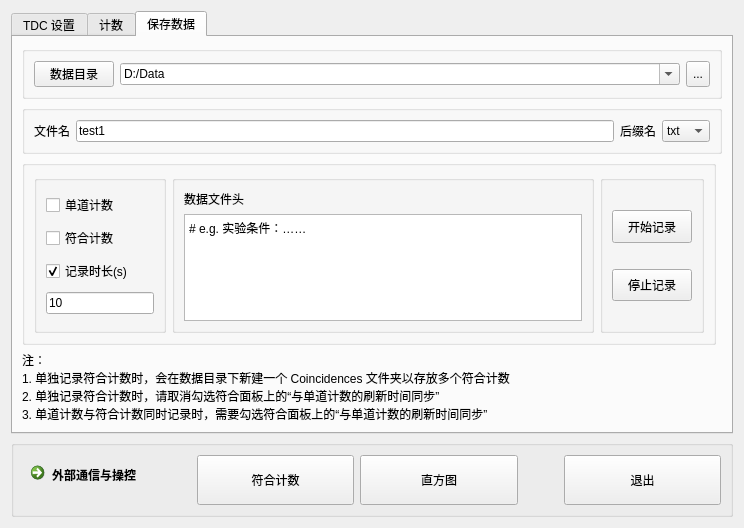
Old version of the form ui/widget.ui in the repository WhiteChimney/TDC-counter.
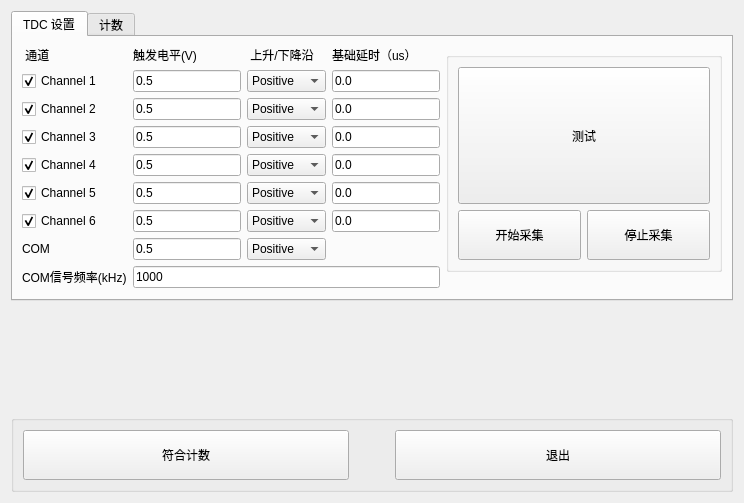
New version of the form. The open tabs and pages were chosen to show the change.

What changed in the file:
```diff
--- a/ui/widget.ui
+++ b/ui/widget.ui
@@ -24,7 +24,73 @@
        <string>TDC 设置</string>
       </attribute>
       <layout class="QGridLayout" name="gridLayout_3">
-       <item row="0" column="0" rowspan="6">
+       <item row="1" column="1">
+        <widget class="QGroupBox" name="groupBox_4">
+         <property name="sizePolicy">
+          <sizepolicy hsizetype="Preferred" vsizetype="Preferred">
+           <horstretch>0</horstretch>
+           <verstretch>0</verstretch>
+          </sizepolicy>
+         </property>
+         <property name="title">
+          <string/>
+         </property>
+         <layout class="QGridLayout" name="gridLayout_5">
+          <item row="1" column="2">
+           <widget class="QPushButton" name="buttonStopAcq">
+            <property name="sizePolicy">
+             <sizepolicy hsizetype="Expanding" vsizetype="Minimum">
+              <horstretch>0</horstretch>
+              <verstretch>0</verstretch>
+             </sizepolicy>
+            </property>
+            <property name="maximumSize">
+             <size>
+              <width>16777215</width>
+              <height>50</height>
+             </size>
+            </property>
+            <property name="text">
+             <string>停止采集</string>
+            </property>
+           </widget>
+          </item>
+          <item row="1" column="1">
+           <widget class="QPushButton" name="buttonStartAcquisition">
+            <property name="sizePolicy">
+             <sizepolicy hsizetype="Expanding" vsizetype="MinimumExpanding">
+              <horstretch>0</horstretch>
+              <verstretch>0</verstretch>
+             </sizepolicy>
+            </property>
+            <property name="maximumSize">
+             <size>
+              <width>16777215</width>
+              <height>50</height>
+             </size>
+            </property>
+            <property name="text">
+             <string>开始采集</string>
+            </property>
+           </widget>
+          </item>
+          <item row="0" column="1" colspan="2">
+           <widget class="QPushButton" name="buttonTest">
+            <property name="sizePolicy">
+             <sizepolicy hsizetype="Preferred" vsizetype="MinimumExpanding">
+              <horstretch>0</horstretch>
+              <verstretch>0</verstretch>
+             </sizepolicy>
+            </property>
+            <property name="text">
+             <string>测试</string>
+            </property>
+           </widget>
+          </item>
+         </layout>
+        </widget>
+       </item>
+       <item row="0" column="0" rowspan="5">
         <layout class="QGridLayout" name="gridLayout">
          <item row="3" column="2">
           <widget class="QComboBox" name="slopeCN2">
@@ -341,162 +407,6 @@
          </item>
         </layout>
        </item>
-       <item row="0" column="1">
-        <spacer name="horizontalSpacer">
-         <property name="orientation">
-          <enum>Qt::Horizontal</enum>
-         </property>
-         <property name="sizeType">
-          <enum>QSizePolicy::Fixed</enum>
-         </property>
-         <property name="sizeHint" stdset="0">
-          <size>
-           <width>40</width>
-           <height>20</height>
-          </size>
-         </property>
-        </spacer>
-       </item>
-       <item row="2" column="2">
-        <widget class="QGroupBox" name="groupBox_4">
-         <property name="sizePolicy">
-          <sizepolicy hsizetype="Preferred" vsizetype="Preferred">
-           <horstretch>0</horstretch>
-           <verstretch>0</verstretch>
-          </sizepolicy>
-         </property>
-         <property name="title">
-          <string/>
-         </property>
-         <layout class="QGridLayout" name="gridLayout_5">
-          <item row="1" column="2">
-           <widget class="QPushButton" name="buttonStopAcq">
-            <property name="sizePolicy">
-             <sizepolicy hsizetype="Expanding" vsizetype="Minimum">
-              <horstretch>0</horstretch>
-              <verstretch>0</verstretch>
-             </sizepolicy>
-            </property>
-            <property name="maximumSize">
-             <size>
-              <width>16777215</width>
-              <height>50</height>
-             </size>
-            </property>
-            <property name="text">
-             <string>停止采集</string>
-            </property>
-           </widget>
-          </item>
-          <item row="1" column="1">
-           <widget class="QPushButton" name="buttonStartAcquisition">
-            <property name="sizePolicy">
-             <sizepolicy hsizetype="Expanding" vsizetype="MinimumExpanding">
-              <horstretch>0</horstretch>
-              <verstretch>0</verstretch>
-             </sizepolicy>
-            </property>
-            <property name="maximumSize">
-             <size>
-              <width>16777215</width>
-              <height>50</height>
-             </size>
-            </property>
-            <property name="text">
-             <string>开始采集</string>
-            </property>
-           </widget>
-          </item>
-         </layout>
-        </widget>
-       </item>
-       <item row="0" column="2" rowspan="2">
-        <widget class="QGroupBox" name="groupBox">
-         <property name="sizePolicy">
-          <sizepolicy hsizetype="Preferred" vsizetype="Expanding">
-           <horstretch>0</horstretch>
-           <verstretch>0</verstretch>
-          </sizepolicy>
-         </property>
-         <property name="title">
-          <string>高级设置</string>
-         </property>
-         <layout class="QVBoxLayout" name="verticalLayout">
-          <item>
-           <layout class="QFormLayout" name="formLayout">
-            <item row="1" column="0">
-             <widget class="QCheckBox" name="checkboxEnableCountEvents">
-              <property name="sizePolicy">
-               <sizepolicy hsizetype="Preferred" vsizetype="Fixed">
-                <horstretch>0</horstretch>
-                <verstretch>0</verstretch>
-               </sizepolicy>
-              </property>
-              <property name="cursor">
-               <cursorShape>WhatsThisCursor</cursorShape>
-              </property>
-              <property name="text">
-               <string>Count Events (kHz)</string>
-              </property>
-             </widget>
-            </item>
-            <item row="1" column="1">
-             <widget class="QLineEdit" name="textCountEvents">
-              <property name="enabled">
-               <bool>false</bool>
-              </property>
-              <property name="text">
-               <string>10</string>
-              </property>
-              <property name="readOnly">
-               <bool>false</bool>
-              </property>
-             </widget>
-            </item>
-           </layout>
-          </item>
-          <item>
-           <widget class="QPushButton" name="buttonTempFilePath">
-            <property name="sizePolicy">
-             <sizepolicy hsizetype="Preferred" vsizetype="MinimumExpanding">
-              <horstretch>0</horstretch>
-              <verstretch>0</verstretch>
-             </sizepolicy>
-            </property>
-            <property name="text">
-             <string>打开临时文件目录</string>
-            </property>
-           </widget>
-          </item>
-          <item>
-           <widget class="QPushButton" name="buttonTest">
-            <property name="sizePolicy">
-             <sizepolicy hsizetype="Preferred" vsizetype="MinimumExpanding">
-              <horstretch>0</horstretch>
-              <verstretch>0</verstretch>
-             </sizepolicy>
-            </property>
-            <property name="text">
-             <string>测试</string>
-            </property>
-           </widget>
-          </item>
-          <item>
-           <widget class="QPushButton" name="buttonCheckUpdate">
-            <property name="sizePolicy">
-             <sizepolicy hsizetype="Minimum" vsizetype="MinimumExpanding">
-              <horstretch>0</horstretch>
-              <verstretch>0</verstretch>
-             </sizepolicy>
-            </property>
-            <property name="text">
-             <string>检查更新</string>
-            </property>
-           </widget>
-          </item>
-         </layout>
-        </widget>
-       </item>
       </layout>
      </widget>
      <widget class="QWidget" name="mainPage">
@@ -821,304 +731,6 @@
          </item>
         </layout>
        </item>
-       <item row="1" column="1">
-        <widget class="QLabel" name="label_10">
-         <property name="text">
-          <string>累计时间(s)</string>
-         </property>
-        </widget>
-       </item>
-      </layout>
-     </widget>
-     <widget class="QWidget" name="pageData">
-      <attribute name="title">
-       <string>保存数据</string>
-      </attribute>
-      <layout class="QGridLayout" name="gridLayout_6">
-       <item row="1" column="0" colspan="2">
-        <widget class="QGroupBox" name="groupBox_6">
-         <property name="title">
-          <string/>
-         </property>
-         <layout class="QHBoxLayout" name="horizontalLayout_3">
-          <item>
-           <widget class="QLabel" name="label_3">
-            <property name="text">
-             <string>文件名</string>
-            </property>
-           </widget>
-          </item>
-          <item>
-           <widget class="QLineEdit" name="textDataFileName">
-            <property name="text">
-             <string>test1</string>
-            </property>
-           </widget>
-          </item>
-          <item>
-           <widget class="QLabel" name="label_7">
-            <property name="text">
-             <string>后缀名</string>
-            </property>
-           </widget>
-          </item>
-          <item>
-           <widget class="QComboBox" name="comboDataFileSuffix">
-            <item>
-             <property name="text">
-              <string>txt</string>
-             </property>
-            </item>
-            <item>
-             <property name="text">
-              <string>dat</string>
-             </property>
-            </item>
-           </widget>
-          </item>
-         </layout>
-        </widget>
-       </item>
-       <item row="0" column="0" colspan="2">
-        <widget class="QGroupBox" name="groupBox_5">
-         <property name="title">
-          <string/>
-         </property>
-         <layout class="QHBoxLayout" name="horizontalLayout_4">
-          <item>
-           <widget class="QPushButton" name="buttonOpenDataDir">
-            <property name="text">
-             <string>数据目录</string>
-            </property>
-           </widget>
-          </item>
-          <item>
-           <widget class="QComboBox" name="textDataDirectory">
-            <property name="sizePolicy">
-             <sizepolicy hsizetype="Expanding" vsizetype="Fixed">
-              <horstretch>0</horstretch>
-              <verstretch>0</verstretch>
-             </sizepolicy>
-            </property>
-            <property name="editable">
-             <bool>true</bool>
-            </property>
-            <item>
-             <property name="text">
-              <string>D:/Data</string>
-             </property>
-            </item>
-           </widget>
-          </item>
-          <item>
-           <widget class="QToolButton" name="buttonDataDirectory">
-            <property name="sizePolicy">
-             <sizepolicy hsizetype="Fixed" vsizetype="Preferred">
-              <horstretch>0</horstretch>
-              <verstretch>0</verstretch>
-             </sizepolicy>
-            </property>
-            <property name="text">
-             <string>...</string>
-            </property>
-           </widget>
-          </item>
-         </layout>
-        </widget>
-       </item>
-       <item row="2" column="0">
-        <widget class="QGroupBox" name="groupBox_7">
-         <property name="sizePolicy">
-          <sizepolicy hsizetype="Expanding" vsizetype="Expanding">
-           <horstretch>0</horstretch>
-           <verstretch>0</verstretch>
-          </sizepolicy>
-         </property>
-         <property name="title">
-          <string/>
-         </property>
-         <layout class="QHBoxLayout" name="horizontalLayout_5">
-          <item>
-           <layout class="QGridLayout" name="gridLayout_7">
-            <item row="0" column="1">
-             <widget class="QGroupBox" name="groupBox_10">
-              <property name="sizePolicy">
-               <sizepolicy hsizetype="Expanding" vsizetype="Expanding">
-                <horstretch>0</horstretch>
-                <verstretch>0</verstretch>
-               </sizepolicy>
-              </property>
-              <property name="title">
-               <string/>
-              </property>
-              <layout class="QGridLayout" name="gridLayout_8">
-               <item row="1" column="0">
-                <widget class="QLabel" name="label_14">
-                 <property name="text">
-                  <string>数据文件头</string>
-                 </property>
-                </widget>
-               </item>
-               <item row="2" column="0">
-                <widget class="QPlainTextEdit" name="textMetaData">
-                 <property name="plainText">
-                  <string># e.g. 实验条件：……</string>
-                 </property>
-                </widget>
-               </item>
-              </layout>
-             </widget>
-            </item>
-            <item row="0" column="0">
-             <widget class="QGroupBox" name="groupBox_9">
-              <property name="sizePolicy">
-               <sizepolicy hsizetype="Preferred" vsizetype="Expanding">
-                <horstretch>0</horstretch>
-                <verstretch>0</verstretch>
-               </sizepolicy>
-              </property>
-              <property name="title">
-               <string/>
-              </property>
-              <layout class="QVBoxLayout" name="verticalLayout_4">
-               <item>
-                <widget class="QCheckBox" name="checkboxSCC">
-                 <property name="text">
-                  <string>单道计数</string>
-                 </property>
-                </widget>
-               </item>
-               <item>
-                <widget class="QCheckBox" name="checkboxCC">
-                 <property name="text">
-                  <string>符合计数</string>
-                 </property>
-                </widget>
-               </item>
-               <item>
-                <widget class="QCheckBox" name="checkboxRecordTime">
-                 <property name="text">
-                  <string>记录时长(s)</string>
-                 </property>
-                 <property name="checked">
-                  <bool>true</bool>
-                 </property>
-                </widget>
-               </item>
-               <item>
-                <widget class="QLineEdit" name="textRecordTime">
-                 <property name="sizePolicy">
-                  <sizepolicy hsizetype="Preferred" vsizetype="Fixed">
-                   <horstretch>0</horstretch>
-                   <verstretch>0</verstretch>
-                  </sizepolicy>
-                 </property>
-                 <property name="text">
-                  <string>10</string>
-                 </property>
-                </widget>
-               </item>
-              </layout>
-             </widget>
-            </item>
-            <item row="0" column="2">
-             <widget class="QGroupBox" name="groupBox_11">
-              <property name="title">
-               <string/>
-              </property>
-              <layout class="QVBoxLayout" name="verticalLayout_3">
-               <item>
-                <spacer name="verticalSpacer_9">
-                 <property name="orientation">
-                  <enum>Qt::Vertical</enum>
-                 </property>
-                 <property name="sizeType">
-                  <enum>QSizePolicy::Fixed</enum>
-                 </property>
-                 <property name="sizeHint" stdset="0">
-                  <size>
-                   <width>20</width>
-                   <height>20</height>
-                  </size>
-                 </property>
-                </spacer>
-               </item>
-               <item>
-                <widget class="QPushButton" name="buttonStartRecord">
-                 <property name="sizePolicy">
-                  <sizepolicy hsizetype="Minimum" vsizetype="Expanding">
-                   <horstretch>0</horstretch>
-                   <verstretch>0</verstretch>
-                  </sizepolicy>
-                 </property>
-                 <property name="text">
-                  <string>开始记录</string>
-                 </property>
-                </widget>
-               </item>
-               <item>
-                <spacer name="verticalSpacer_7">
-                 <property name="orientation">
-                  <enum>Qt::Vertical</enum>
-                 </property>
-                 <property name="sizeType">
-                  <enum>QSizePolicy::Fixed</enum>
-                 </property>
-                 <property name="sizeHint" stdset="0">
-                  <size>
-                   <width>20</width>
-                   <height>20</height>
-                  </size>
-                 </property>
-                </spacer>
-               </item>
-               <item>
-                <widget class="QPushButton" name="buttonStopRecord">
-                 <property name="sizePolicy">
-                  <sizepolicy hsizetype="Minimum" vsizetype="Expanding">
-                   <horstretch>0</horstretch>
-                   <verstretch>0</verstretch>
-                  </sizepolicy>
-                 </property>
-                 <property name="text">
-                  <string>停止记录</string>
-                 </property>
-                </widget>
-               </item>
-               <item>
-                <spacer name="verticalSpacer_8">
-                 <property name="orientation">
-                  <enum>Qt::Vertical</enum>
-                 </property>
-                 <property name="sizeType">
-                  <enum>QSizePolicy::Fixed</enum>
-                 </property>
-                 <property name="sizeHint" stdset="0">
-                  <size>
-                   <width>20</width>
-                   <height>20</height>
-                  </size>
-                 </property>
-                </spacer>
-               </item>
-              </layout>
-             </widget>
-            </item>
-           </layout>
-          </item>
-         </layout>
-        </widget>
-       </item>
-       <item row="3" column="0">
-        <widget class="QLabel" name="label_15">
-         <property name="text">
-          <string>注：
-1. 单独记录符合计数时，会在数据目录下新建一个 Coincidences 文件夹以存放多个符合计数
-2. 单独记录符合计数时，请取消勾选符合面板上的“与单道计数的刷新时间同步”
-3. 单道计数与符合计数同时记录时，需要勾选符合面板上的“与单道计数的刷新时间同步”</string>
-         </property>
-        </widget>
-       </item>
       </layout>
      </widget>
     </widget>
@@ -1142,13 +754,6 @@
       <string/>
      </property>
      <layout class="QHBoxLayout" name="horizontalLayout_6">
-      <item>
-       <widget class="QCommandLinkButton" name="buttonExternalApplications">
-        <property name="text">
-         <string>外部通信与操控</string>
-        </property>
-       </widget>
-      </item>
       <item>
        <widget class="QPushButton" name="buttonCoincidence">
         <property name="sizePolicy">
@@ -1162,19 +767,6 @@
         </property>
        </widget>
       </item>
-      <item>
-       <widget class="QPushButton" name="buttonHistogram">
-        <property name="sizePolicy">
-         <sizepolicy hsizetype="Expanding" vsizetype="Preferred">
-          <horstretch>0</horstretch>
-          <verstretch>30</verstretch>
-         </sizepolicy>
-        </property>
-        <property name="text">
-         <string>直方图</string>
-        </property>
-       </widget>
-      </item>
       <item>
        <spacer name="horizontalSpacer_3">
         <property name="orientation">
```
Left out of the diff: 31 changed lines with no effect on the pictures.
